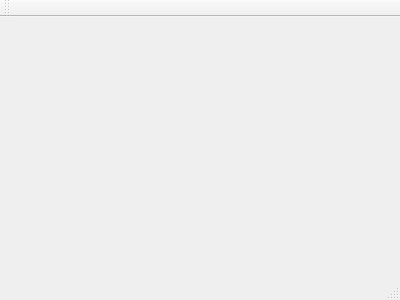
Before: the Qt Designer form client/mainwindow.ui in CryptoPooki/projet_IHM_2, drawn with Qt 5.
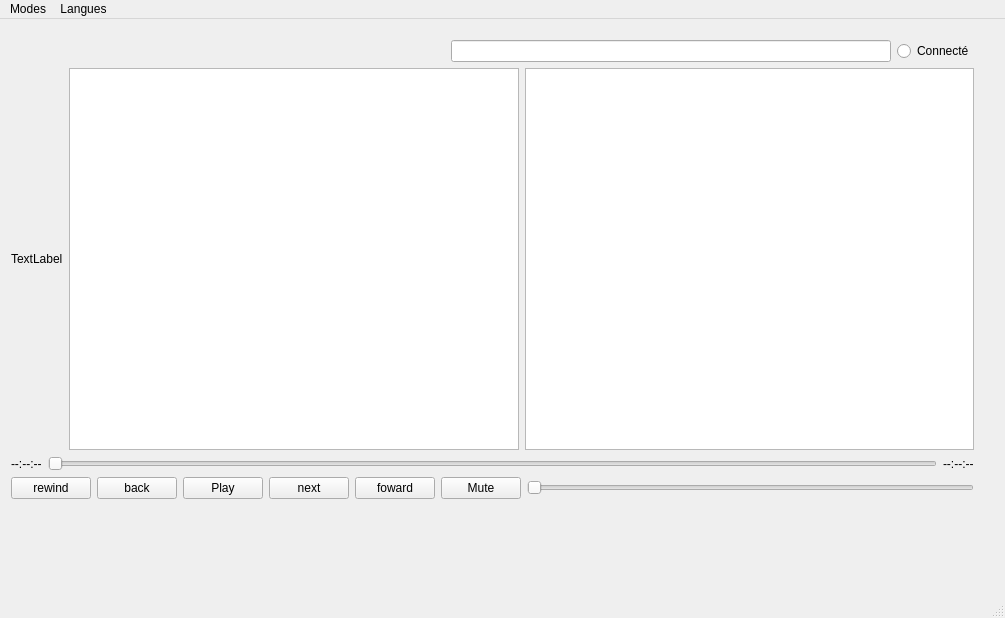
After: the same form once the commit is applied.

Diff of the .ui file:
```diff
--- a/client/mainwindow.ui
+++ b/client/mainwindow.ui
@@ -1,24 +1,219 @@
 <ui version="4.0">
  <class>MainWindow</class>
- <widget class="QMainWindow" name="MainWindow" >
-  <property name="geometry" >
+ <widget class="QMainWindow" name="MainWindow">
+  <property name="geometry">
    <rect>
     <x>0</x>
     <y>0</y>
-    <width>400</width>
-    <height>300</height>
+    <width>1005</width>
+    <height>618</height>
    </rect>
   </property>
   <property name="windowTitle" >
    <string>MainWindow</string>
   </property>
-  <widget class="QMenuBar" name="menuBar" />
-  <widget class="QToolBar" name="mainToolBar" />
-  <widget class="QWidget" name="centralWidget" />
-  <widget class="QStatusBar" name="statusBar" />
+  <widget class="QWidget" name="centralWidget">
+   <widget class="QWidget" name="verticalLayoutWidget">
+    <property name="geometry">
+     <rect>
+      <x>0</x>
+      <y>10</y>
+      <width>985</width>
+      <height>481</height>
+     </rect>
+    </property>
+    <layout class="QVBoxLayout" name="verticalLayout_2">
+     <item>
+      <layout class="QHBoxLayout" name="Infos_connexion">
+       <item>
+        <spacer name="horizontalSpacer">
+         <property name="orientation">
+          <enum>Qt::Horizontal</enum>
+         </property>
+         <property name="sizeHint" stdset="0">
+          <size>
+           <width>40</width>
+           <height>20</height>
+          </size>
+         </property>
+        </spacer>
+       </item>
+       <item>
+        <widget class="QLineEdit" name="Nom_utilisateur"/>
+       </item>
+       <item>
+        <widget class="QRadioButton" name="Connexion">
+         <property name="text">
+          <string>Connecté</string>
+         </property>
+        </widget>
+       </item>
+      </layout>
+     </item>
+     <item>
+      <layout class="QHBoxLayout" name="Infos_musique">
+       <item>
+        <widget class="QLabel" name="Image">
+         <property name="text">
+          <string>TextLabel</string>
+         </property>
+        </widget>
+       </item>
+       <item>
+        <widget class="QListView" name="Liste"/>
+       </item>
+       <item>
+        <widget class="QListView" name="Morceaux"/>
+       </item>
+      </layout>
+     </item>
+     <item>
+      <layout class="QHBoxLayout" name="Infos_temps_lecture">
+       <item>
+        <widget class="QLabel" name="Temps_restant">
+         <property name="text">
+          <string>--:--:--</string>
+         </property>
+        </widget>
+       </item>
+       <item>
+        <widget class="QSlider" name="Progression">
+         <property name="orientation">
+          <enum>Qt::Horizontal</enum>
+         </property>
+        </widget>
+       </item>
+       <item>
+        <widget class="QLabel" name="Temps_lu">
+         <property name="text">
+          <string>--:--:--</string>
+         </property>
+        </widget>
+       </item>
+      </layout>
+     </item>
+     <item>
+      <layout class="QHBoxLayout" name="Commandes">
+       <item>
+        <widget class="QPushButton" name="Rewind">
+         <property name="text">
+          <string>rewind</string>
+         </property>
+        </widget>
+       </item>
+       <item>
+        <widget class="QPushButton" name="Back">
+         <property name="text">
+          <string>back</string>
+         </property>
+        </widget>
+       </item>
+       <item>
+        <widget class="QPushButton" name="Play_pause">
+         <property name="text">
+          <string>Play</string>
+         </property>
+        </widget>
+       </item>
+       <item>
+        <widget class="QPushButton" name="Next">
+         <property name="text">
+          <string>next</string>
+         </property>
+        </widget>
+       </item>
+       <item>
+        <widget class="QPushButton" name="Foward">
+         <property name="text">
+          <string>foward</string>
+         </property>
+        </widget>
+       </item>
+       <item>
+        <widget class="QPushButton" name="Mute">
+         <property name="text">
+          <string>Mute</string>
+         </property>
+        </widget>
+       </item>
+       <item>
+        <widget class="QSlider" name="Volume">
+         <property name="orientation">
+          <enum>Qt::Horizontal</enum>
+         </property>
+        </widget>
+       </item>
+      </layout>
+     </item>
+    </layout>
+   </widget>
+  </widget>
+  <widget class="QMenuBar" name="menuBar">
+   <property name="geometry">
+    <rect>
+     <x>0</x>
+     <y>0</y>
+     <width>1005</width>
+     <height>28</height>
+    </rect>
+   </property>
+   <widget class="QMenu" name="menuModes">
+    <property name="title">
+     <string>Modes</string>
+    </property>
+    <addaction name="actionMorceaux"/>
+    <addaction name="separator"/>
+    <addaction name="actionRadio"/>
+   </widget>
+   <widget class="QMenu" name="menuLangues">
+    <property name="title">
+     <string>Langues</string>
+    </property>
+    <addaction name="actionAnglais"/>
+    <addaction name="separator"/>
+    <addaction name="actionEnglish"/>
+    <addaction name="separator"/>
+    <addaction name="actionFran_ais"/>
+    <addaction name="separator"/>
+    <addaction name="actionOccitan"/>
+    <addaction name="separator"/>
+   </widget>
+   <addaction name="menuModes"/>
+   <addaction name="menuLangues"/>
+  </widget>
+  <widget class="QStatusBar" name="statusBar"/>
+  <action name="actionMorceaux">
+   <property name="text">
+    <string>Morceaux</string>
+   </property>
+  </action>
+  <action name="actionRadio">
+   <property name="text">
+    <string>Radio</string>
+   </property>
+  </action>
+  <action name="actionAnglais">
+   <property name="text">
+    <string>Deutsch</string>
+   </property>
+  </action>
+  <action name="actionEnglish">
+   <property name="text">
+    <string>English</string>
+   </property>
+  </action>
+  <action name="actionFran_ais">
+   <property name="text">
+    <string>Français</string>
+   </property>
+  </action>
+  <action name="actionOccitan">
+   <property name="text">
+    <string>Occitan</string>
+   </property>
+  </action>
  </widget>
- <layoutDefault spacing="6" margin="11" />
- <pixmapfunction></pixmapfunction>
+ <layoutdefault spacing="6" margin="11"/>
  <resources/>
  <connections/>
 </ui>
```
Left out of the diff: 3 changed lines with no effect on the pictures.
